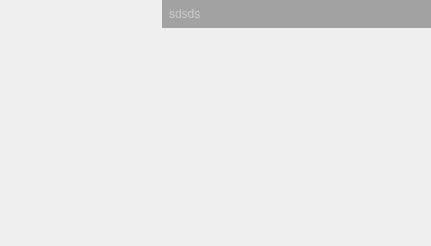
First picture: the form in ui/knecht_overlay.ui, repository tappi287/KnechtViewer, before the edit.
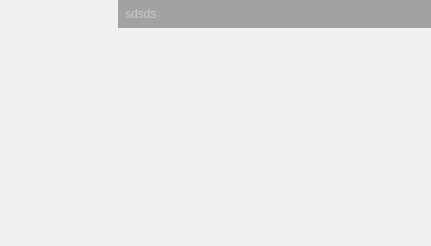
Second picture: the form after the edit.

Patch:
```diff
--- a/ui/knecht_overlay.ui
+++ b/ui/knecht_overlay.ui
@@ -66,7 +66,7 @@
       <widget class="QWidget" name="overlay_grp" native="true">
        <property name="sizePolicy">
         <sizepolicy hsizetype="Preferred" vsizetype="Preferred">
-         <horstretch>5</horstretch>
+         <horstretch>8</horstretch>
          <verstretch>0</verstretch>
         </sizepolicy>
        </property>
```
